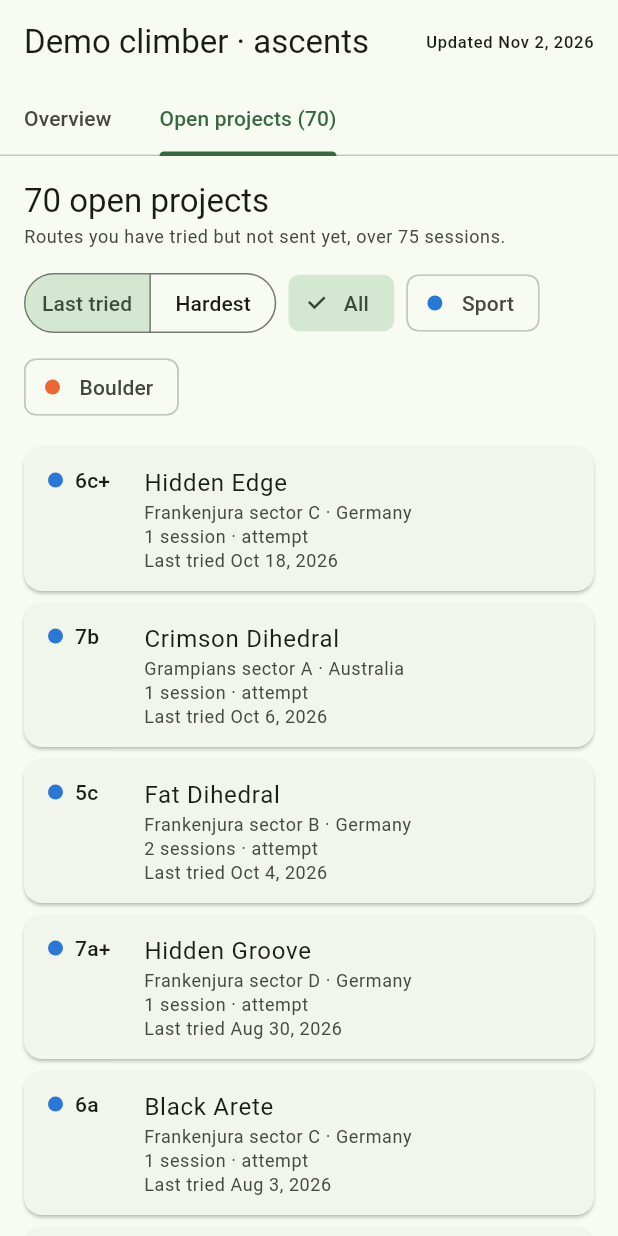
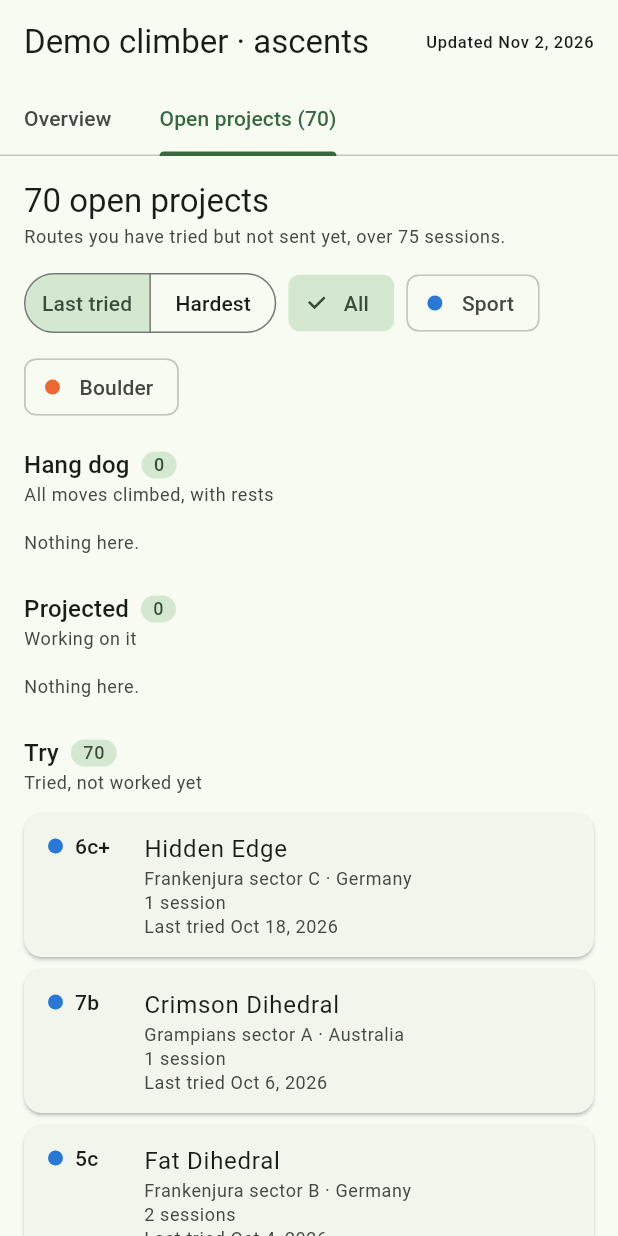
Before and after one commit to Christof93/thecrag-at-home, a Flutter app: the screen it shows after launch, tab 2 chosen, on a phone screen of 412 x 824 dp. Run offline on Flutter 3.47's test engine with Material 3 defaults, Android fonts, the phone set to English and light mode, and no system bars; our stand-ins replace flutter_map, latlong2.

Commit message:
Group open projects into hang dog, projected and try columns
Open projects are split by how far you got: hang dog (all moves climbed,
with rests), projected (worked on) and try (attempts and retreats). A
route is placed in the furthest stage reached on any of its ascents, so
a route attempted and later hang dogged is a hang dog project.

The stages sit side by side from 900 px wide and stack below that. Each
has a heading with its count; the cards drop the per-ascent tick label,
which the column now says.

Co-Authored-By: Claude Sonnet 5.5 <noreply@anthropic.com>
Claude-Session: https://claude.ai/code/session_01LtYvyTxZgZbwU7UoQi6JVQ

```diff
--- a/lib/models/stats.dart
+++ b/lib/models/stats.dart
@@ -36,6 +36,31 @@ List<YearKindDays> daysPerYearByKind(Iterable<Ascent> ascents) {
   ];
 }
 
+/// How far you got on a route you have not sent, from furthest to least.
+enum ProjectStage {
+  /// Every move climbed, with rests on the rope.
+  hangDog('Hang dog', 'All moves climbed, with rests'),
+
+  /// Worked on it (theCrag's "working", or a planned target).
+  projected('Projected', 'Working on it'),
+
+  /// Tried, but not worked yet: attempts, retreats and the like.
+  tried('Try', 'Tried, not worked yet');
+
+  const ProjectStage(this.label, this.description);
+
+  final String label;
+  final String description;
+
+  /// The stage a single ascent's tick stands for.
+  static ProjectStage fromStyle(String? style) =>
+      switch (style?.toLowerCase().trim()) {
+        'dog' || 'hang dog' || 'hangdog' => hangDog,
+        'working' || 'project' || 'projected' || 'target' => projected,
+        _ => tried,
+      };
+}
+
 /// A route you have tried but never sent: every logged ascent of it is a
 /// hang dog, working, attempt, retreat or similar.
 class OpenProject {
@@ -55,6 +80,12 @@ class OpenProject {
   String? get url => last.url ?? first.url;
   DateTime get firstTried => first.date;
   DateTime get lastTried => last.date;
+
+  /// The furthest stage reached on any ascent of the route: a route that was
+  /// attempted and later hang dogged is a hang dog project.
+  ProjectStage get stage => ascents
+      .map((a) => ProjectStage.fromStyle(a.style))
+      .reduce((a, b) => a.index <= b.index ? a : b);
 
   /// How the route was last tried, e.g. `dog` or `working`.
   String? get lastStyle => last.style;
--- a/lib/widgets/open_projects.dart
+++ b/lib/widgets/open_projects.dart
@@ -8,12 +8,16 @@ import 'year_chart.dart' show kindColor;
 
 enum ProjectSort { recent, hardest }
 
-/// Routes that were tried (hang dog, working, attempt, ...) but never sent.
+/// Routes that were tried but never sent, in a column per [ProjectStage]
+/// (hang dog, projected, try). Stacked sections on narrow screens.
 class OpenProjectsView extends StatefulWidget {
   const OpenProjectsView({super.key, required this.projects});
 
   /// Most recently tried first, as returned by [openProjects].
   final List<OpenProject> projects;
+
+  /// Width from which the stages sit side by side.
+  static const columnsBreakpoint = 900.0;
 
   @override
   State<OpenProjectsView> createState() => _OpenProjectsViewState();
@@ -22,12 +26,6 @@ class OpenProjectsView extends StatefulWidget {
 class _OpenProjectsViewState extends State<OpenProjectsView> {
   ProjectSort _sort = ProjectSort.recent;
   ClimbKind? _kind;
-
-  static String _styleLabel(String? style) => switch (style?.toLowerCase()) {
-    'dog' || 'hangdog' => 'hang dog',
-    final s? => s,
-    null => 'tried',
-  };
 
   @override
   Widget build(BuildContext context) {
@@ -67,14 +65,8 @@ class _OpenProjectsViewState extends State<OpenProjectsView> {
     }
     final sessions = shown.fold(0, (n, p) => n + p.sessions);
 
-    final dateFormat = DateFormat.yMMMd();
-    return ListView.builder(
-      padding: const EdgeInsets.fromLTRB(16, 16, 16, 32),
-      itemCount: shown.length + 1,
-      itemBuilder: (context, i) {
-        if (i == 0) {
-          return Padding(
-            padding: const EdgeInsets.only(bottom: 12),
+    final header = Padding(
+      padding: const EdgeInsets.only(bottom: 16),
       child: Column(
         crossAxisAlignment: CrossAxisAlignment.start,
         children: [
@@ -109,8 +101,7 @@ class _OpenProjectsViewState extends State<OpenProjectsView> {
                   ),
                 ],
                 selected: {_sort},
-                      onSelectionChanged: (s) =>
-                          setState(() => _sort = s.first),
+                onSelectionChanged: (s) => setState(() => _sort = s.first),
               ),
               if (kinds.length > 1) ...[
                 ChoiceChip(
@@ -134,8 +125,104 @@ class _OpenProjectsViewState extends State<OpenProjectsView> {
         ],
       ),
     );
+
+    Widget stageColumn(ProjectStage stage) => _StageColumn(
+      stage: stage,
+      projects: [
+        for (final p in shown)
+          if (p.stage == stage) p,
+      ],
+    );
+
+    return LayoutBuilder(
+      builder: (context, c) {
+        final columns = c.maxWidth >= OpenProjectsView.columnsBreakpoint;
+        return ListView(
+          padding: const EdgeInsets.fromLTRB(16, 16, 16, 32),
+          children: [
+            header,
+            if (columns)
+              Row(
+                crossAxisAlignment: CrossAxisAlignment.start,
+                children: [
+                  for (final (i, stage) in ProjectStage.values.indexed) ...[
+                    if (i > 0) const SizedBox(width: 16),
+                    Expanded(child: stageColumn(stage)),
+                  ],
+                ],
+              )
+            else
+              for (final stage in ProjectStage.values) ...[
+                stageColumn(stage),
+                const SizedBox(height: 16),
+              ],
+          ],
+        );
+      },
+    );
   }
-        final p = shown[i - 1];
+}
+
+/// One stage: a heading with the count, then a card per project.
+class _StageColumn extends StatelessWidget {
+  const _StageColumn({required this.stage, required this.projects});
+
+  final ProjectStage stage;
+  final List<OpenProject> projects;
+
+  @override
+  Widget build(BuildContext context) {
+    final theme = Theme.of(context);
+    final scheme = theme.colorScheme;
+    final muted = theme.textTheme.bodySmall!.copyWith(
+      color: scheme.onSurfaceVariant,
+    );
+    return Column(
+      crossAxisAlignment: CrossAxisAlignment.start,
+      children: [
+        Row(
+          children: [
+            Text(stage.label, style: theme.textTheme.titleMedium),
+            const SizedBox(width: 8),
+            Container(
+              padding: const EdgeInsets.symmetric(horizontal: 8, vertical: 1),
+              decoration: BoxDecoration(
+                color: scheme.secondaryContainer,
+                borderRadius: BorderRadius.circular(10),
+              ),
+              child: Text(
+                '${projects.length}',
+                style: theme.textTheme.labelMedium!.copyWith(
+                  color: scheme.onSecondaryContainer,
+                ),
+              ),
+            ),
+          ],
+        ),
+        Text(stage.description, style: muted),
+        const SizedBox(height: 8),
+        if (projects.isEmpty)
+          Padding(
+            padding: const EdgeInsets.symmetric(vertical: 8),
+            child: Text('Nothing here.', style: muted),
+          )
+        else
+          for (final p in projects) _ProjectCard(project: p),
+      ],
+    );
+  }
+}
+
+class _ProjectCard extends StatelessWidget {
+  const _ProjectCard({required this.project});
+
+  final OpenProject project;
+
+  @override
+  Widget build(BuildContext context) {
+    final theme = Theme.of(context);
+    final scheme = theme.colorScheme;
+    final p = project;
     final where = [p.crag, p.country].whereType<String>().join(' · ');
     final small = theme.textTheme.bodySmall!.copyWith(
       color: scheme.onSurfaceVariant,
@@ -182,12 +269,11 @@ class _OpenProjectsViewState extends State<OpenProjectsView> {
                     if (where.isNotEmpty) Text(where, style: small),
                     Text(
                       '${p.sessions} '
-                          '${p.sessions == 1 ? 'session' : 'sessions'}'
-                          ' · ${_styleLabel(p.lastStyle)}',
+                      '${p.sessions == 1 ? 'session' : 'sessions'}',
                       style: small,
                     ),
                     Text(
-                          'Last tried ${dateFormat.format(p.lastTried)}',
+                      'Last tried ${DateFormat.yMMMd().format(p.lastTried)}',
                       style: small,
                     ),
                   ],
@@ -207,7 +293,5 @@ class _OpenProjectsViewState extends State<OpenProjectsView> {
         ),
       ),
     );
-      },
-    );
   }
 }
```
Also changed, not shown: 3 other files. Lines whose indentation alone changed are shown as unchanged.
